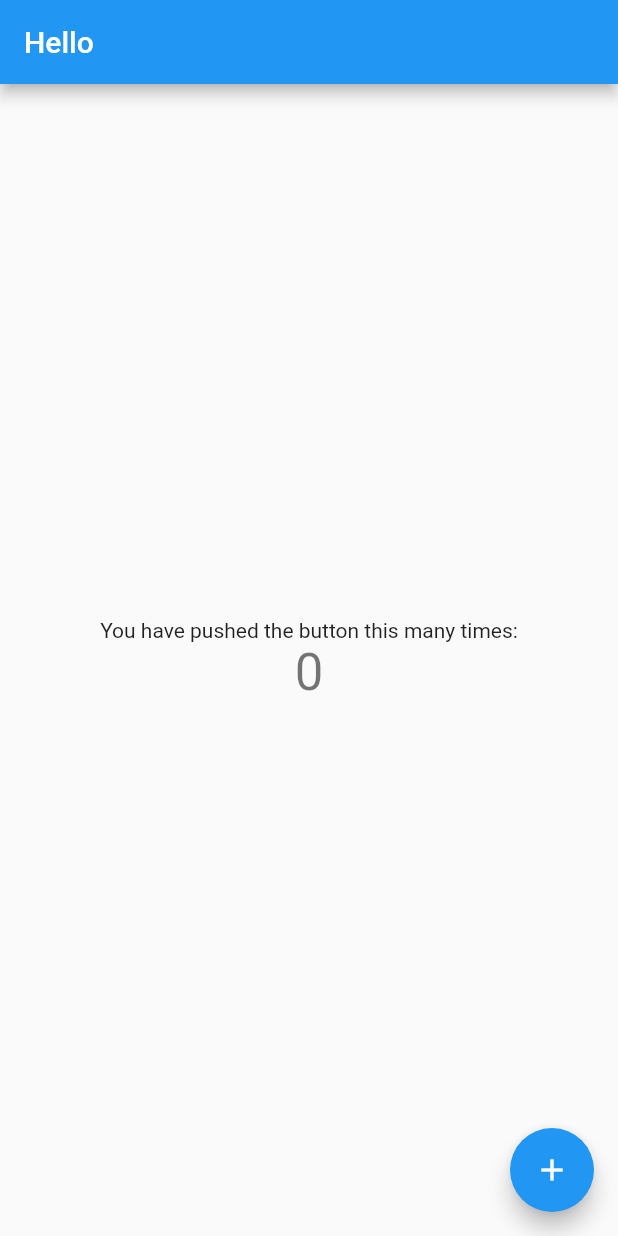
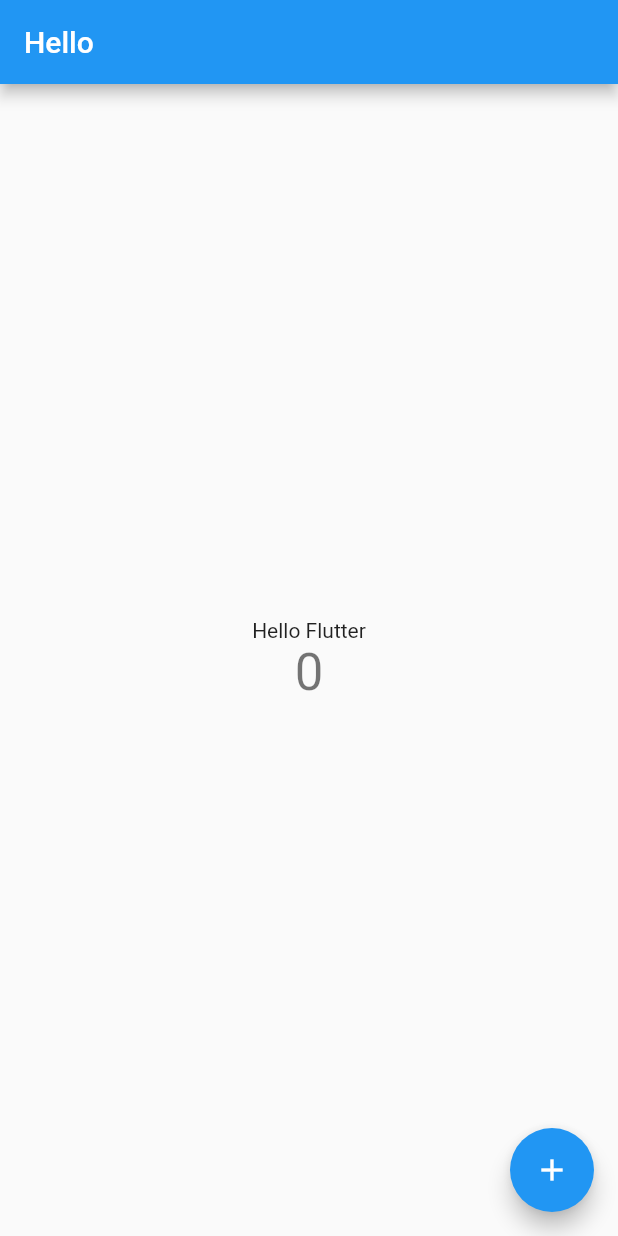
Before and after one commit to Egalitarias/flutter, a Flutter app: the screen it shows after launch, on a phone screen of 412 x 824 dp. Run offline on Flutter 3.47's test engine with Material 2 defaults, Android fonts, the phone set to English and light mode, and no system bars.

Commit message:
hello added hello text

```diff
--- a/hello/lib/MyHomePage.dart
+++ b/hello/lib/MyHomePage.dart
@@ -67,7 +67,7 @@ class _MyHomePageState extends State<MyHomePage> {
           mainAxisAlignment: MainAxisAlignment.center,
           children: <Widget>[
             Text(
-              'You have pushed the button this many times:',
+              'Hello Flutter',
             ),
             Text(
               '$_counter',
```
